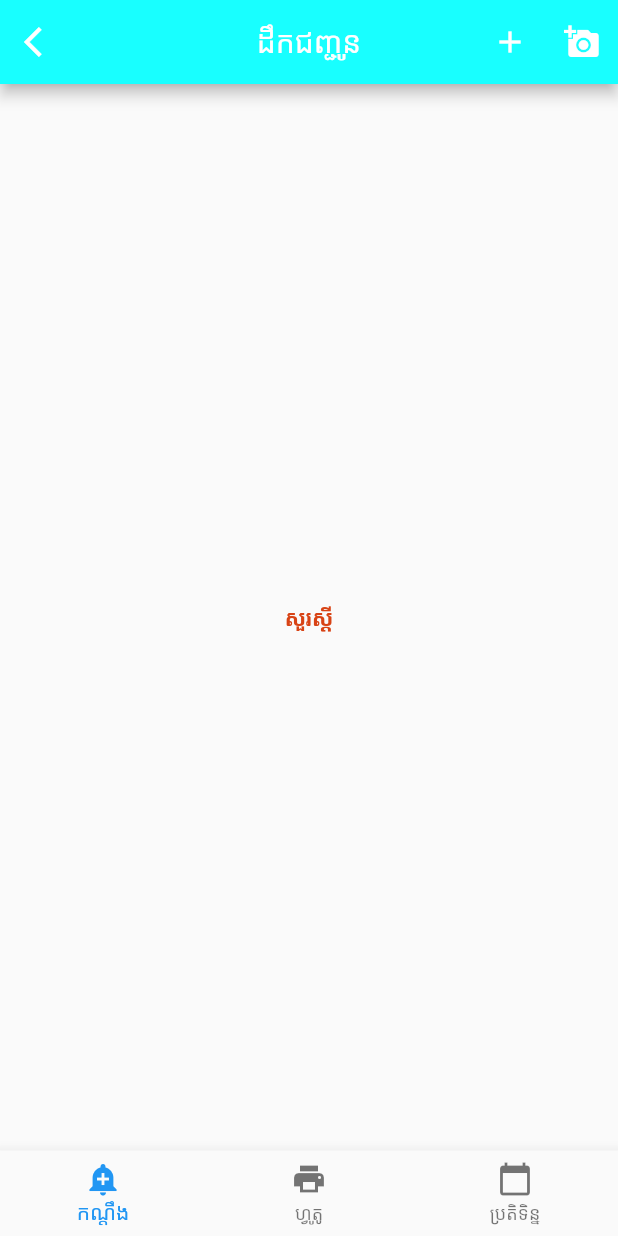
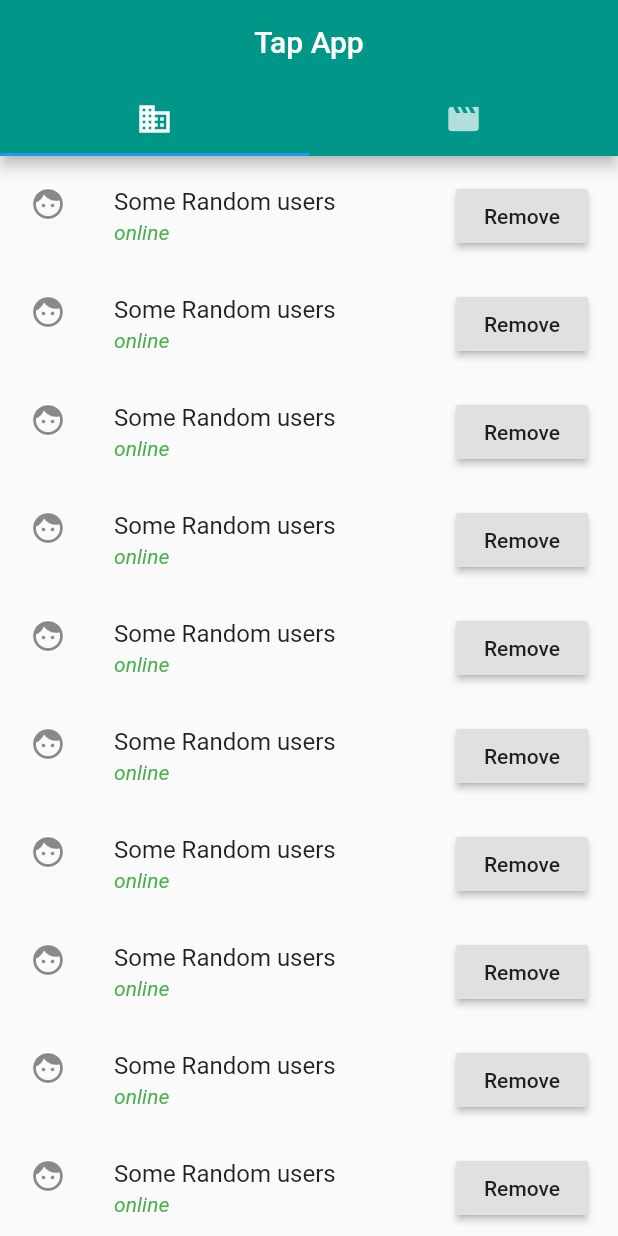
Before and after one commit to Saingkdompy168/flutter_app_new_study, a Flutter app: the screen it shows after launch, on a phone screen of 412 x 824 dp. Run offline on Flutter 3.47's test engine with Material 2 defaults, Android fonts, the phone set to English and light mode, and no system bars.

Commit message:
-init tab layout.

```diff
--- /dev/null
+++ b/lib/HomeTap.dart
@@ -0,0 +1,62 @@
+import 'package:flutter/material.dart';
+
+import 'ui/tab/firstpage.dart' as firstpage;
+import 'ui/tab/secondpage.dart' as secondpage;
+
+class HomeTap extends StatelessWidget {
+  @override
+  Widget build(BuildContext context) {
+    return MaterialApp(
+      theme: ThemeData(primarySwatch: Colors.blue),
+      home: SampleAppPage(),
+    );
+  }
+}
+
+class SampleAppPage extends StatefulWidget {
+  SampleAppPage({Key key}) : super(key: key);
+
+  @override
+  _SampleAppPageState createState() => _SampleAppPageState();
+}
+
+class _SampleAppPageState extends State<SampleAppPage>
+    with SingleTickerProviderStateMixin {
+  TabController controller;
+
+  @override
+  void initState() {
+    super.initState();
+    controller = new TabController(length: 2, vsync: this);
+  }
+
+  @override
+  void dispose() {
+    controller.dispose();
+    super.dispose();
+  }
+
+  @override
+  Widget build(BuildContext context) {
+    return Scaffold(
+      appBar: AppBar(
+        centerTitle: true,
+        title: Text("Tap App"),
+        backgroundColor: Colors.teal,
+        bottom: TabBar(
+          controller: controller,
+          tabs: <Widget>[
+            Tab(
+              icon: Icon(Icons.business),
+            ),
+            Tab(icon: Icon(Icons.movie_creation)),
+          ],
+        ),
+      ),
+      body: TabBarView(
+        controller: controller,
+        children: <Widget>[firstpage.FirstPage(), secondpage.SecondPage()],
+      ),
+    );
+  }
+}
--- a/lib/main.dart
+++ b/lib/main.dart
@@ -1,10 +1,10 @@
 import 'package:flutter/material.dart';
 
-import 'ui/Home.dart';
+import 'HomeTap.dart';
 
 void main() {
-  runApp(new MaterialApp(
+  runApp(MaterialApp(
     title: "Scaffold",
-    home: new Home(),
+    home:HomeTap(),
   ));
 }
--- a/lib/ui/Home.dart
+++ b/lib/ui/Home.dart
@@ -1,6 +1,6 @@
 import 'package:flutter/material.dart';
-import 'package:flutter_app_new_study/ui/homeelement/Body.dart';
 
+import 'homeelement/Body.dart';
 import 'homeelement/BottomNavigation.dart';
 
 class Home extends StatelessWidget {
@@ -11,23 +11,21 @@ class Home extends StatelessWidget {
   @override
   Widget build(BuildContext context) {
     return new Scaffold(
-        appBar: new AppBar(
+        appBar: AppBar(
           backgroundColor: Colors.cyanAccent,
           centerTitle: true,
-          title: new Text("ដឹកជញ្ជូន", textAlign: TextAlign.center),
-          leading: new IconButton(
-            icon: new Icon(Icons.arrow_back_ios),
+          title: Text("ដឹកជញ្ជូន", textAlign: TextAlign.center),
+          leading: IconButton(
+            icon: Icon(Icons.arrow_back_ios),
             onPressed: () {},
           ),
           actions: <Widget>[
-            new IconButton(
-                icon: new Icon(Icons.add),
-                onPressed: () => debugPrint("Succeess")),
-            new IconButton(
-                icon: new Icon(Icons.add_a_photo), onPressed: _onClick)
+            IconButton(
+                icon: Icon(Icons.add), onPressed: () => debugPrint("Succeess")),
+            IconButton(icon: Icon(Icons.add_a_photo), onPressed: _onClick)
           ],
         ),
-        body: new Body(),
-        bottomNavigationBar: new BottomNavigation());
+        body: Body(),
+        bottomNavigationBar: BottomNavigation());
   }
 }
--- a/lib/ui/homeelement/Body.dart
+++ b/lib/ui/homeelement/Body.dart
@@ -3,18 +3,63 @@ import 'package:flutter/material.dart';
 class Body extends StatelessWidget {
   @override
   Widget build(BuildContext context) {
-    return new Container(
-      alignment: Alignment.center,
-      child: new Column(
-        mainAxisAlignment: MainAxisAlignment.center,
-        children: <Widget>[
-          new Text("សួរស្ដី",
-              style: new TextStyle(
-                  fontSize: 15,
-                  fontWeight: FontWeight.bold,
-                  color: Colors.deepOrange.shade800))
-        ],
-      ),
-    );
+    Future<bool> deleteDialog(BuildContext context) {
+      return showDialog(
+          context: context,
+          builder: (BuildContext context) {
+            return AlertDialog(
+              title: Text("Are you sure ?"),
+              actions: <Widget>[
+                FlatButton(
+                  child: Text("Yes"),
+                  onPressed: () {
+                    Navigator.of(context).pop(true);
+                  },
+                ),
+                FlatButton(
+                  child: Text("No"),
+                  onPressed: () {
+                    Navigator.of(context).pop(false);
+                  },
+                )
+              ],
+            );
+          });
+    }
+
+    return new ListView.builder(
+        padding: const EdgeInsets.all(4.0),
+        itemBuilder: (context, i) {
+          return ListTile(
+            title: Text("Some Random users"),
+            subtitle: Text(
+              "online",
+              style: TextStyle(
+                  fontStyle: FontStyle.italic, color: Colors.green),
+            ),
+            leading:Icon(Icons.face),
+            trailing: RaisedButton(
+              child:Text("Remove"),
+              onPressed: () {
+                deleteDialog(context).then((value) {
+                  print('Valus is $value');
+                });
+              },
+            ),
+          );
+        });
+//    return new Container(
+//      alignment: Alignment.center,
+//      child: new Column(
+//        mainAxisAlignment: MainAxisAlignment.center,
+//        children: <Widget>[
+//          new Text("សួរស្ដី",
+//              style: new TextStyle(
+//                  fontSize: 15,
+//                  fontWeight: FontWeight.bold,
+//                  color: Colors.deepOrange.shade800))
+//        ],
+//      ),
+//    );
   }
 }
--- a/lib/ui/homeelement/BottomNavigation.dart
+++ b/lib/ui/homeelement/BottomNavigation.dart
@@ -3,13 +3,13 @@ import 'package:flutter/material.dart';
 class BottomNavigation extends StatelessWidget {
   @override
   Widget build(BuildContext context) {
-    return new BottomNavigationBar(items: [
+    return BottomNavigationBar(items: [
+      BottomNavigationBarItem(
+          icon: Icon(Icons.add_alert), title: new Text("កណ្ដឹង")),
       new BottomNavigationBarItem(
-          icon: new Icon(Icons.add_alert), title: new Text("កណ្ដឹង")),
+          icon: Icon(Icons.local_printshop), title: new Text("ហ្វូតូ")),
       new BottomNavigationBarItem(
-          icon: new Icon(Icons.local_printshop), title: new Text("ហ្វូតូ")),
-      new BottomNavigationBarItem(
-          icon: new Icon(Icons.calendar_today), title: new Text("ប្រតិទិន្ន")),
+          icon: Icon(Icons.calendar_today), title: new Text("ប្រតិទិន្ន")),
     ]);
   }
 }
--- /dev/null
+++ b/lib/ui/tab/firstpage.dart
@@ -0,0 +1,18 @@
+import 'package:flutter/material.dart';
+import 'package:flutter_app_new_study/ui/homeelement/Body.dart';
+
+class FirstPage extends StatelessWidget {
+  @override
+  Widget build(BuildContext context) {
+    return new Container(
+
+      child: Center(
+          child: Body(),
+//        child: Text(
+//        "First Page",
+//        style: TextStyle(fontSize: 25.0, color: Colors.purple),
+//      ),
+      ),
+    );
+  }
+}
```
Also changed, not shown: lib/ui/auth/auth_page.dart (added, +70 -0 lines), lib/ui/auth/login_page.dart (added, +159 -0 lines), lib/ui/auth/signup_page.dart (added, +104 -0 lines), lib/ui/tab/secondpage.dart (added, +16 -0 lines), lib/utils/utils.dart (added, +34 -0 lines).
